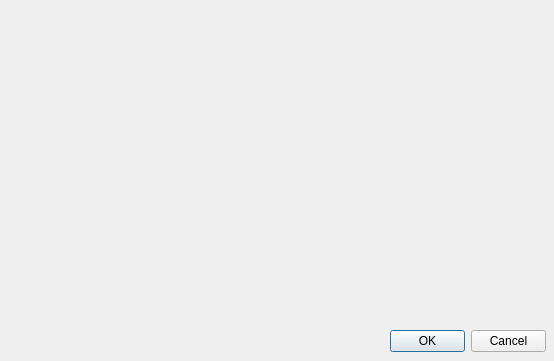
Before: the Qt Designer form forwardruledialog.ui in plus7/Qween, drawn with Qt 5.
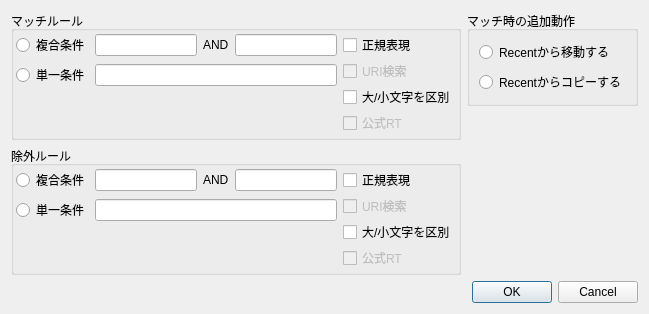
After: the same form once the commit is applied. Custom widgets are drawn as their Qt base class.

```diff
--- a/forwardruledialog.ui
+++ b/forwardruledialog.ui
@@ -6,27 +6,318 @@
    <rect>
     <x>0</x>
     <y>0</y>
-    <width>554</width>
-    <height>361</height>
+    <width>649</width>
+    <height>275</height>
    </rect>
   </property>
   <property name="windowTitle">
    <string>Dialog</string>
   </property>
-  <widget class="QDialogButtonBox" name="buttonBox">
-   <property name="geometry">
-    <rect>
-     <x>390</x>
-     <y>330</y>
-     <width>156</width>
-     <height>23</height>
-    </rect>
-   </property>
-   <property name="standardButtons">
-    <set>QDialogButtonBox::Cancel|QDialogButtonBox::Ok</set>
-   </property>
-  </widget>
+  <layout class="QVBoxLayout" name="verticalLayout">
+   <item>
+    <layout class="QHBoxLayout" name="horizontalLayout">
+     <item>
+      <layout class="QVBoxLayout" name="verticalLayout_2">
+       <item>
+        <widget class="QGroupBox" name="groupBox">
+         <property name="sizePolicy">
+          <sizepolicy hsizetype="Preferred" vsizetype="Preferred">
+           <horstretch>0</horstretch>
+           <verstretch>0</verstretch>
+          </sizepolicy>
+         </property>
+         <property name="title">
+          <string>マッチルール</string>
+         </property>
+         <layout class="QHBoxLayout" name="horizontalLayout_4">
+          <property name="spacing">
+           <number>6</number>
+          </property>
+          <property name="margin">
+           <number>2</number>
+          </property>
+          <item>
+           <layout class="QVBoxLayout" name="verticalLayout_4">
+            <item>
+             <layout class="QHBoxLayout" name="horizontalLayout_2">
+              <item>
+               <widget class="QRadioButton" name="rbComplexCond">
+                <property name="text">
+                 <string>複合条件</string>
+                </property>
+               </widget>
+              </item>
+              <item>
+               <widget class="PlaceholderEdit46" name="edtName"/>
+              </item>
+              <item>
+               <widget class="QLabel" name="label">
+                <property name="text">
+                 <string>AND</string>
+                </property>
+               </widget>
+              </item>
+              <item>
+               <widget class="PlaceholderEdit46" name="edtContent"/>
+              </item>
+             </layout>
+            </item>
+            <item>
+             <layout class="QHBoxLayout" name="horizontalLayout_3">
+              <item>
+               <widget class="QRadioButton" name="rbSimpleCond">
+                <property name="text">
+                 <string>単一条件</string>
+                </property>
+               </widget>
+              </item>
+              <item>
+               <widget class="PlaceholderEdit46" name="edtNameOrContent"/>
+              </item>
+             </layout>
+            </item>
+            <item>
+             <spacer name="verticalSpacer_3">
+              <property name="orientation">
+               <enum>Qt::Vertical</enum>
+              </property>
+              <property name="sizeHint" stdset="0">
+               <size>
+                <width>20</width>
+                <height>40</height>
+               </size>
+              </property>
+             </spacer>
+            </item>
+           </layout>
+          </item>
+          <item>
+           <layout class="QVBoxLayout" name="verticalLayout_3">
+            <property name="spacing">
+             <number>2</number>
+            </property>
+            <item>
+             <widget class="QCheckBox" name="chkRegExp">
+              <property name="text">
+               <string>正規表現</string>
+              </property>
+             </widget>
+            </item>
+            <item>
+             <widget class="QCheckBox" name="chkURI">
+              <property name="enabled">
+               <bool>false</bool>
+              </property>
+              <property name="text">
+               <string>URI検索</string>
+              </property>
+             </widget>
+            </item>
+            <item>
+             <widget class="QCheckBox" name="chkCaseSensitive">
+              <property name="text">
+               <string>大/小文字を区別</string>
+              </property>
+             </widget>
+            </item>
+            <item>
+             <widget class="QCheckBox" name="chkReTweet">
+              <property name="enabled">
+               <bool>false</bool>
+              </property>
+              <property name="text">
+               <string>公式RT</string>
+              </property>
+             </widget>
+            </item>
+           </layout>
+          </item>
+         </layout>
+        </widget>
+       </item>
+       <item>
+        <widget class="QGroupBox" name="groupBox_2">
+         <property name="sizePolicy">
+          <sizepolicy hsizetype="Preferred" vsizetype="Preferred">
+           <horstretch>0</horstretch>
+           <verstretch>0</verstretch>
+          </sizepolicy>
+         </property>
+         <property name="title">
+          <string>除外ルール</string>
+         </property>
+         <layout class="QHBoxLayout" name="horizontalLayout_4">
+          <property name="spacing">
+           <number>6</number>
+          </property>
+          <property name="margin">
+           <number>2</number>
+          </property>
+          <item>
+           <layout class="QVBoxLayout" name="verticalLayout_8">
+            <item>
+             <layout class="QHBoxLayout" name="horizontalLayout_6">
+              <item>
+               <widget class="QRadioButton" name="rbComplexCondEx">
+                <property name="text">
+                 <string>複合条件</string>
+                </property>
+               </widget>
+              </item>
+              <item>
+               <widget class="PlaceholderEdit46" name="edtNameEx"/>
+              </item>
+              <item>
+               <widget class="QLabel" name="label_2">
+                <property name="text">
+                 <string>AND</string>
+                </property>
+               </widget>
+              </item>
+              <item>
+               <widget class="PlaceholderEdit46" name="edtContentEx"/>
+              </item>
+             </layout>
+            </item>
+            <item>
+             <layout class="QHBoxLayout" name="horizontalLayout_5">
+              <item>
+               <widget class="QRadioButton" name="rbSimpleCondEx">
+                <property name="text">
+                 <string>単一条件</string>
+                </property>
+               </widget>
+              </item>
+              <item>
+               <widget class="PlaceholderEdit46" name="edtNameOrContentEx"/>
+              </item>
+             </layout>
+            </item>
+            <item>
+             <spacer name="verticalSpacer_2">
+              <property name="orientation">
+               <enum>Qt::Vertical</enum>
+              </property>
+              <property name="sizeHint" stdset="0">
+               <size>
+                <width>20</width>
+                <height>40</height>
+               </size>
+              </property>
+             </spacer>
+            </item>
+           </layout>
+          </item>
+          <item>
+           <layout class="QVBoxLayout" name="verticalLayout_7">
+            <property name="spacing">
+             <number>2</number>
+            </property>
+            <item>
+             <widget class="QCheckBox" name="chkRegExpEx">
+              <property name="text">
+               <string>正規表現</string>
+              </property>
+             </widget>
+            </item>
+            <item>
+             <widget class="QCheckBox" name="chkURIEx">
+              <property name="enabled">
+               <bool>false</bool>
+              </property>
+              <property name="text">
+               <string>URI検索</string>
+              </property>
+             </widget>
+            </item>
+            <item>
+             <widget class="QCheckBox" name="chkCaseSensitiveEx">
+              <property name="text">
+               <string>大/小文字を区別</string>
+              </property>
+             </widget>
+            </item>
+            <item>
+             <widget class="QCheckBox" name="chkReTweetEx">
+              <property name="enabled">
+               <bool>false</bool>
+              </property>
+              <property name="text">
+               <string>公式RT</string>
+              </property>
+             </widget>
+            </item>
+           </layout>
+          </item>
+         </layout>
+        </widget>
+       </item>
+      </layout>
+     </item>
+     <item>
+      <layout class="QVBoxLayout" name="verticalLayout_5">
+       <item>
+        <widget class="QGroupBox" name="groupBox_3">
+         <property name="sizePolicy">
+          <sizepolicy hsizetype="Minimum" vsizetype="Preferred">
+           <horstretch>0</horstretch>
+           <verstretch>0</verstretch>
+          </sizepolicy>
+         </property>
+         <property name="title">
+          <string>マッチ時の追加動作</string>
+         </property>
+         <layout class="QVBoxLayout" name="verticalLayout_6">
+          <item>
+           <widget class="QRadioButton" name="rbMoveFromRecent">
+            <property name="text">
+             <string>Recentから移動する</string>
+            </property>
+           </widget>
+          </item>
+          <item>
+           <widget class="QRadioButton" name="rbCopyFromRecent">
+            <property name="text">
+             <string>Recentからコピーする</string>
+            </property>
+           </widget>
+          </item>
+         </layout>
+        </widget>
+       </item>
+       <item>
+        <spacer name="verticalSpacer">
+         <property name="orientation">
+          <enum>Qt::Vertical</enum>
+         </property>
+         <property name="sizeHint" stdset="0">
+          <size>
+           <width>20</width>
+           <height>40</height>
+          </size>
+         </property>
+        </spacer>
+       </item>
+      </layout>
+     </item>
+    </layout>
+   </item>
+   <item>
+    <widget class="QDialogButtonBox" name="buttonBox">
+     <property name="standardButtons">
+      <set>QDialogButtonBox::Cancel|QDialogButtonBox::Ok</set>
+     </property>
+    </widget>
+   </item>
+  </layout>
  </widget>
+ <customwidgets>
+  <customwidget>
+   <class>PlaceholderEdit46</class>
+   <extends>QLineEdit</extends>
+   <header>placeholderedit46.h</header>
+  </customwidget>
+ </customwidgets>
  <resources/>
  <connections/>
 </ui>
```
Left out of the diff: 35 changed lines with no effect on the pictures.
